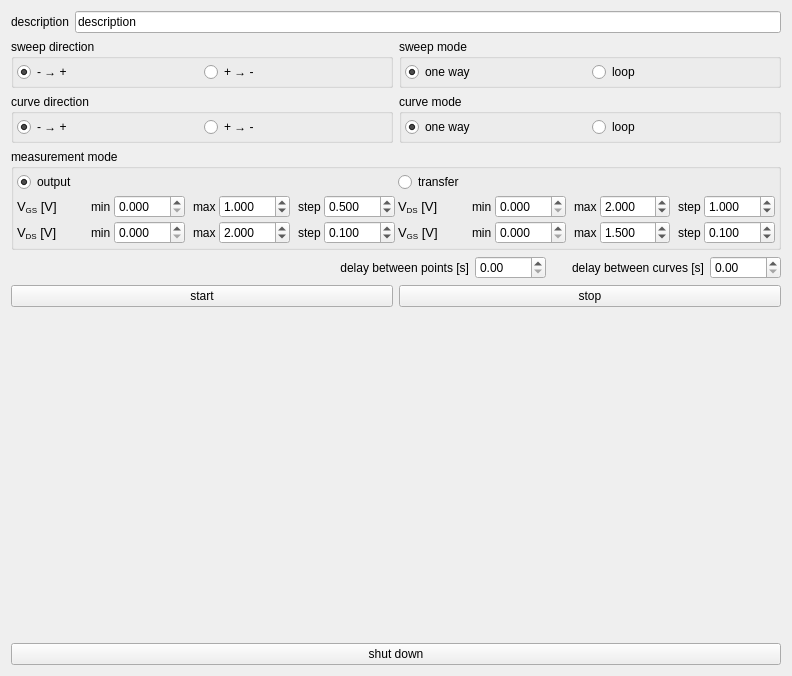
Before: the Qt Designer form experiments/transistor_output_transfer.ui in dean-nanomol/nanomol, drawn with Qt 5.
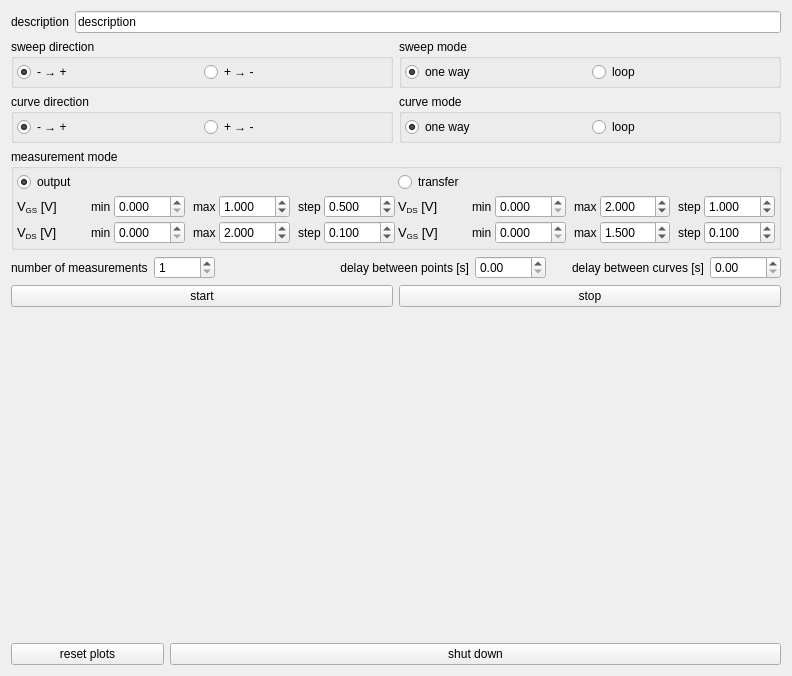
After: the same form once the commit is applied.

Commit message:
update transistor_output_transfer
add option to repeat measurements N_measurements times
add reset_plots button for when plots freeze

Diff of the .ui file:
```diff
--- a/experiments/transistor_output_transfer.ui
+++ b/experiments/transistor_output_transfer.ui
@@ -723,6 +723,26 @@
    </item>
    <item>
     <layout class="QHBoxLayout" name="horizontalLayout_9">
+     <item>
+      <widget class="QLabel" name="label_20">
+       <property name="text">
+        <string>number of measurements</string>
+       </property>
+      </widget>
+     </item>
+     <item>
+      <widget class="QSpinBox" name="N_measurements_spinBox">
+       <property name="minimum">
+        <number>1</number>
+       </property>
+       <property name="maximum">
+        <number>99999</number>
+       </property>
+       <property name="value">
+        <number>1</number>
+       </property>
+      </widget>
+     </item>
      <item>
       <spacer name="horizontalSpacer_10">
        <property name="orientation">
@@ -837,11 +857,22 @@
     </layout>
    </item>
    <item>
-    <widget class="QPushButton" name="shut_down_pushbutton">
-     <property name="text">
-      <string>shut down</string>
-     </property>
-    </widget>
+    <layout class="QHBoxLayout" name="horizontalLayout_2" stretch="2,8">
+     <item>
+      <widget class="QPushButton" name="reset_plot_widgets_pushbutton">
+       <property name="text">
+        <string>reset plots</string>
+       </property>
+      </widget>
+     </item>
+     <item>
+      <widget class="QPushButton" name="shutdown_pushbutton">
+       <property name="text">
+        <string>shut down</string>
+       </property>
+      </widget>
+     </item>
+    </layout>
    </item>
   </layout>
  </widget>
```
Left out of the diff: 2 changed lines with no effect on the pictures. The commit also changes 1 other file.
